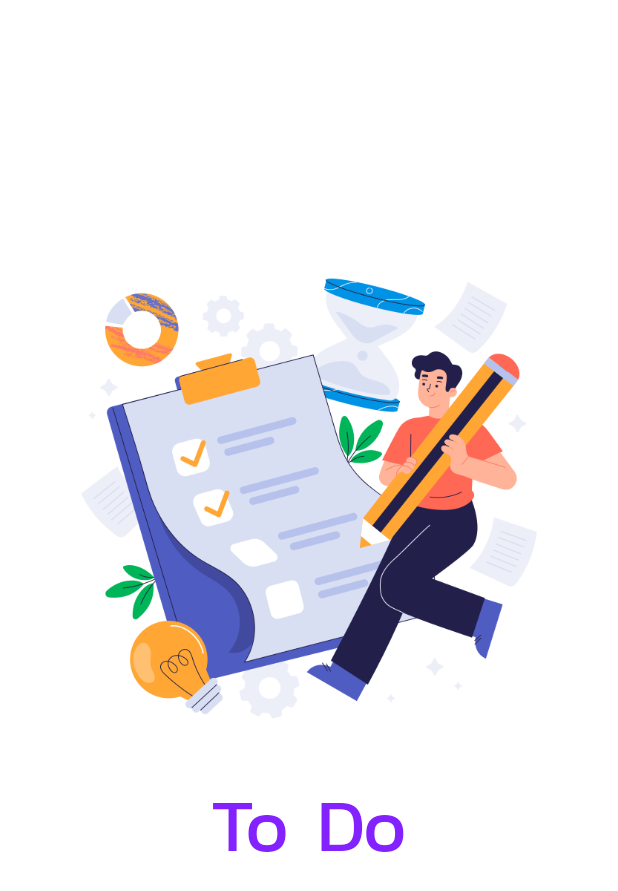
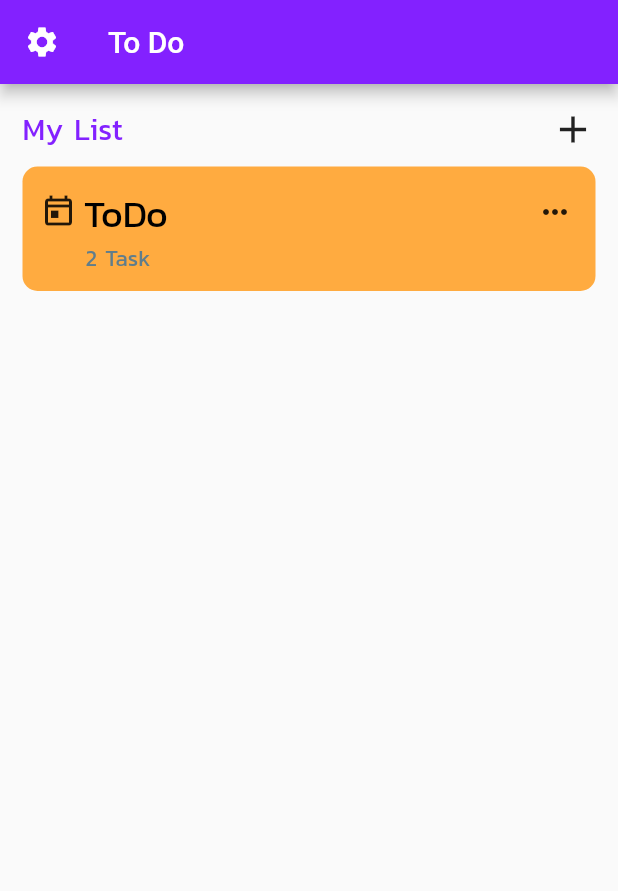
Before and after one commit to godd113/Flutter-ToDoList-App, a Flutter app: the screen it shows after launch, on a phone screen of 412 x 824 dp. Shown: the top 891 px of the screen. Run offline on Flutter 3.47's test engine with Material 2 defaults, Android fonts, the phone set to English and light mode, and no system bars; our stand-ins replace flutter_colorpicker; missing offline and left inert: dart:ffi.

Commit message:
dashboard and add new card 1

```diff
--- a/lib/pages/dashboard.dart
+++ b/lib/pages/dashboard.dart
@@ -1,15 +1,83 @@
+import 'dart:ffi';
+
 import 'package:flutter/material.dart';
+import 'package:todo/pages/card_manager.dart';
 
-class MyWidget extends StatefulWidget {
-  const MyWidget({super.key});
+import '../modules/module_colors.dart';
+import '../widgets/card_todo.dart';
+
+class Dashboard extends StatefulWidget {
+  Dashboard({super.key});
+  final double addBtnSize = 30;
+  List<CardToDo> listCard = [CardToDo()];
 
   @override
-  State<MyWidget> createState() => _MyWidgetState();
+  State<Dashboard> createState() => _DashboardState();
 }
 
-class _MyWidgetState extends State<MyWidget> {
+class _DashboardState extends State<Dashboard> {
   @override
   Widget build(BuildContext context) {
-    return const Placeholder();
+    final double screenDeviceSize = MediaQuery.of(context).size.width;
+    return Scaffold(
+      appBar: AppBar(
+        title: const Text('To Do'),
+        backgroundColor: ModuleColors.themeColor,
+        automaticallyImplyLeading: false, // This will remove the back button
+        leading: GestureDetector(
+          child: const Icon(Icons.settings),
+          onTap: () {
+            print('click setting');
+          },
+        ),
+      ),
+      body: Container(
+        padding: const EdgeInsets.only(left: 15, top: 15),
+        child: Column(
+          crossAxisAlignment: CrossAxisAlignment.start,
+          children: [
+            Row(
+              mainAxisAlignment: MainAxisAlignment.start,
+              children: [
+                Container(
+                    width: screenDeviceSize / 2,
+                    child: Text(
+                      'My List',
+                      style: TextStyle(
+                          color: ModuleColors.themeColor,
+                          fontSize: 20,
+                          fontFamily: 'Kanit'),
+                    )),
+                Container(
+                  alignment: Alignment.centerRight,
+                  width: (screenDeviceSize / 2) - widget.addBtnSize,
+                  child: GestureDetector(
+                    child: Icon(
+                      Icons.add,
+                      size: widget.addBtnSize,
+                    ),
+                    onTap: () {
+                      /*setState(() {
+                        widget.listCard.add(CardToDo());
+                      });*/
+                      Navigator.push(
+                        context,
+                        MaterialPageRoute(builder: (context) => CardManager()),
+                      );
+                      print('click add');
+                    },
+                  ),
+                ),
+              ],
+            ),
+            Container(
+              child: Column(
+                children: List<Widget>.from(widget.listCard),
+              ),
+            )
+          ],
+        ),
+      ),
+    );
   }
 }
--- /dev/null
+++ b/lib/widgets/card_todo.dart
@@ -0,0 +1,53 @@
+import 'package:flutter/material.dart';
+
+class CardToDo extends StatefulWidget {
+  const CardToDo({super.key});
+
+  @override
+  State<CardToDo> createState() => _CardToDoState();
+}
+
+class _CardToDoState extends State<CardToDo> {
+  @override
+  Widget build(BuildContext context) {
+    final double screenDeviceWidth = MediaQuery.of(context).size.width;
+    return Container(
+      margin: const EdgeInsets.only(top: 10),
+      padding: const EdgeInsets.all(12),
+      width: screenDeviceWidth - 30,
+      decoration: BoxDecoration(
+          color: Colors.orangeAccent, borderRadius: BorderRadius.circular(10)),
+      child: Column(children: [
+        Row(
+          children: [
+            Icon(Icons.today_outlined),
+            Container(
+              padding: EdgeInsets.only(left: 5),
+              width: (screenDeviceWidth - 105),
+              child: Text(
+                'ToDo',
+                style: TextStyle(
+                    color: Colors.black, fontSize: 25, fontFamily: 'Kanit'),
+              ),
+            ),
+            Container(
+              child: Icon(Icons.more_horiz),
+            )
+          ],
+        ),
+        Row(
+          children: [
+            SizedBox(
+              width: 30,
+            ),
+            Text(
+              '2 Task',
+              style: TextStyle(
+                  color: Colors.blueGrey, fontSize: 15, fontFamily: 'Kanit'),
+            )
+          ],
+        )
+      ]),
+    );
+  }
+}
--- a/pubspec.yaml
+++ b/pubspec.yaml
@@ -46,6 +46,7 @@ dev_dependencies:
   # package. See that file for information about deactivating specific lint
   # rules and activating additional ones.
   flutter_lints: ^2.0.0
+  flutter_colorpicker: ^1.0.3
 
 # For information on the generic Dart part of this file, see the
 # following page: https://dart.dev/tools/pub/pubspec
```
Also changed, not shown: lib/models/modelToDoCard.dart (added, +10 -0 lines), lib/pages/card_manager.dart (added, +87 -0 lines), lib/pages/launch_screen.dart (+10 -0 lines), pubspec.lock.
